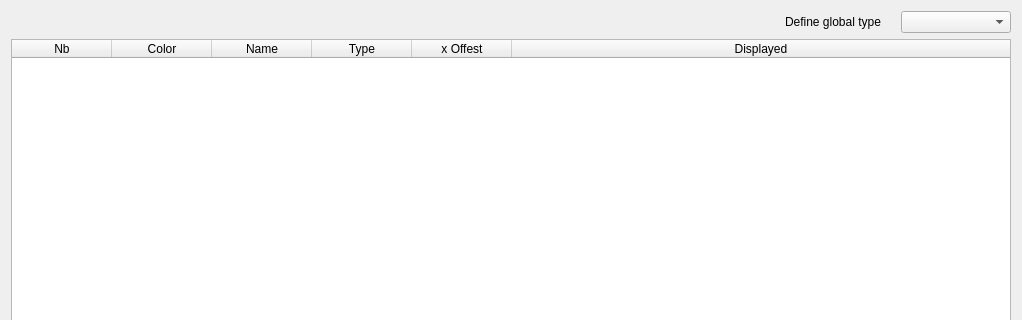
The window that curvelistwidget.ui (FdLSifu/qscat) describes before a commit, drawn with Qt 5; both pictures show x 0 to 1022 and y 0 to 320 of the 1022 by 772 pixel window.
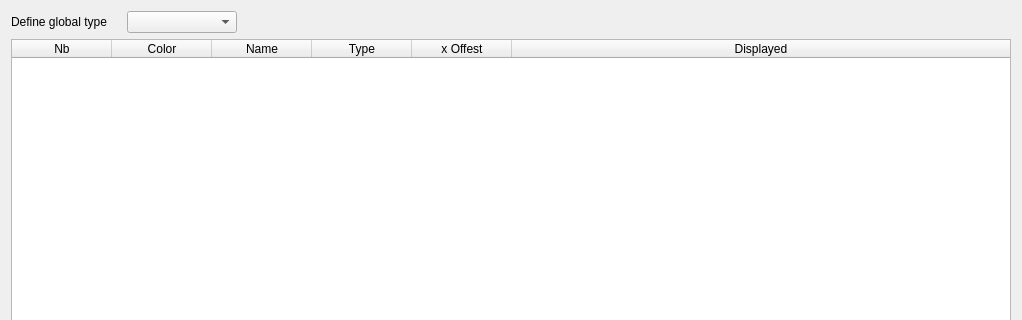
The same window after the commit.

```diff
--- a/curvelistwidget.ui
+++ b/curvelistwidget.ui
@@ -133,6 +133,41 @@
      <property name="sizeConstraint">
       <enum>QLayout::SetMaximumSize</enum>
      </property>
+     <item>
+      <widget class="QLabel" name="label">
+       <property name="minimumSize">
+        <size>
+         <width>110</width>
+         <height>0</height>
+        </size>
+       </property>
+       <property name="maximumSize">
+        <size>
+         <width>110</width>
+         <height>16777215</height>
+        </size>
+       </property>
+       <property name="text">
+        <string>Define global type</string>
+       </property>
+      </widget>
+     </item>
+     <item>
+      <widget class="QComboBox" name="type_box">
+       <property name="minimumSize">
+        <size>
+         <width>110</width>
+         <height>0</height>
+        </size>
+       </property>
+       <property name="maximumSize">
+        <size>
+         <width>110</width>
+         <height>16777215</height>
+        </size>
+       </property>
+      </widget>
+     </item>
      <item>
       <spacer name="horizontalSpacer">
        <property name="orientation">
@@ -149,41 +184,6 @@
        </property>
       </spacer>
      </item>
-     <item>
-      <widget class="QLabel" name="label">
-       <property name="minimumSize">
-        <size>
-         <width>110</width>
-         <height>0</height>
-        </size>
-       </property>
-       <property name="maximumSize">
-        <size>
-         <width>110</width>
-         <height>16777215</height>
-        </size>
-       </property>
-       <property name="text">
-        <string>Define global type</string>
-       </property>
-      </widget>
-     </item>
-     <item>
-      <widget class="QComboBox" name="type_box">
-       <property name="minimumSize">
-        <size>
-         <width>110</width>
-         <height>0</height>
-        </size>
-       </property>
-       <property name="maximumSize">
-        <size>
-         <width>110</width>
-         <height>16777215</height>
-        </size>
-       </property>
-      </widget>
-     </item>
     </layout>
    </item>
   </layout>
```
